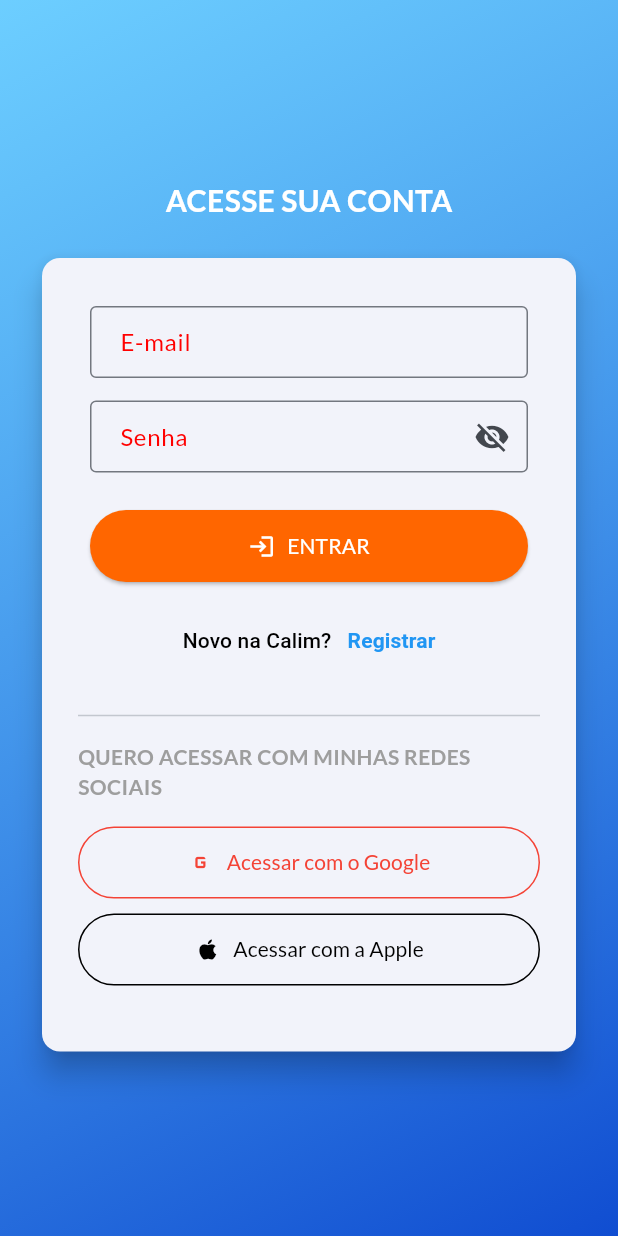
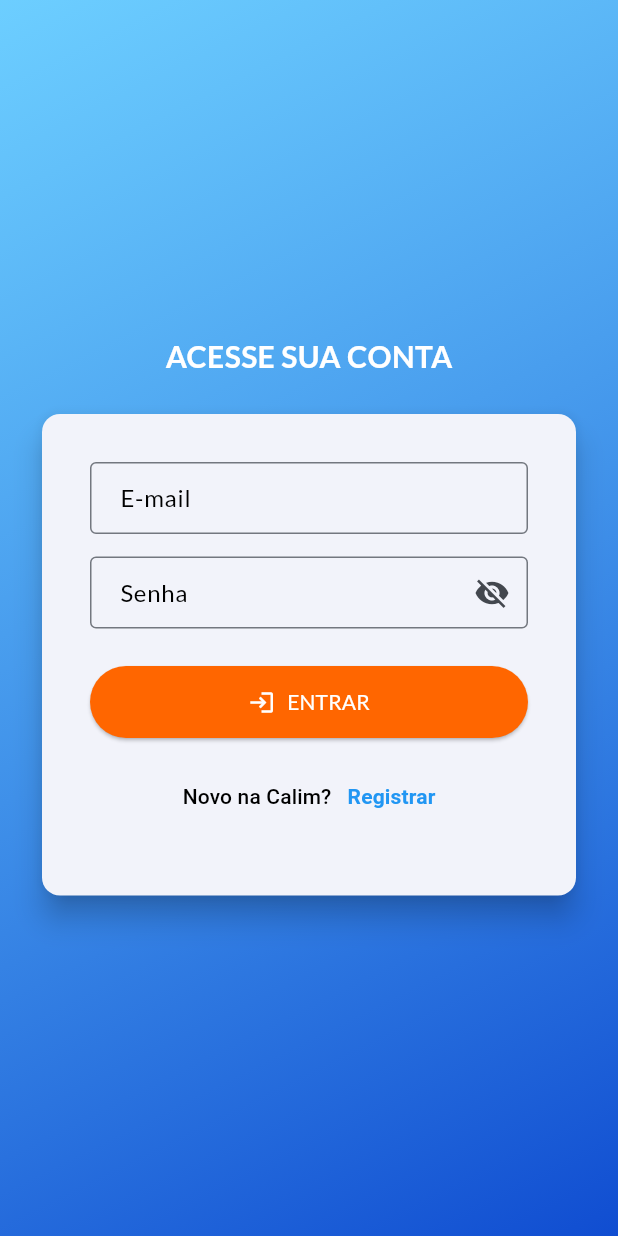
Before and after one commit to danilofreeire/minha-loja, a Flutter app: the screen it shows after launch, on a phone screen of 412 x 824 dp. Run offline on Flutter 3.47's test engine with Material 3 defaults, Android fonts, the phone set to English and light mode, and no system bars.

Commit message:
Parte sem google

```diff
--- a/lib/views/auth_view.dart
+++ b/lib/views/auth_view.dart
@@ -54,65 +54,6 @@ class AuthView extends StatelessWidget {
                           const AuthForm(), // ← Seus campos de e-mail e senha
                           const SizedBox(height: 10),
 
-                          const Divider(),
-                          const SizedBox(height: 10),
-
-                          // Texto social
-                          const Text(
-                            'QUERO ACESSAR COM MINHAS REDES SOCIAIS',
-                            style: TextStyle(
-                              fontWeight: FontWeight.bold,
-                              color: Colors.grey,
-                            ),
-                          ),
-                          const SizedBox(height: 16),
-
-                          // Botão Google
-                          SizedBox(
-                            width: double.infinity,
-                            child: OutlinedButton.icon(
-                              icon: const Icon(
-                                Icons.g_mobiledata,
-                                color: Colors.red,
-                              ),
-                              label: const Text(
-                                "Acessar com o Google",
-                                style: TextStyle(color: Colors.red),
-                              ),
-                              onPressed: () {},
-                              style: OutlinedButton.styleFrom(
-                                side: const BorderSide(color: Colors.red),
-                                padding: const EdgeInsets.symmetric(
-                                  vertical: 14,
-                                ),
-                              ),
-                            ),
-                          ),
-                          const SizedBox(height: 10),
-
-                          // Botão Apple
-                          SizedBox(
-                            width: double.infinity,
-                            child: OutlinedButton.icon(
-                              icon: const Icon(
-                                Icons.apple,
-                                color: Colors.black,
-                              ),
-                              label: const Text(
-                                "Acessar com a Apple",
-                                style: TextStyle(color: Colors.black),
-                              ),
-                              onPressed: () {},
-                              style: OutlinedButton.styleFrom(
-                                side: const BorderSide(color: Colors.black),
-                                padding: const EdgeInsets.symmetric(
-                                  vertical: 14,
-                                ),
-                              ),
-                            ),
-                          ),
-                          const SizedBox(height: 20),
-
                           // Link cadastre-se
                         ],
                       ),
--- a/lib/views/prodcuts_overview_view.dart
+++ b/lib/views/prodcuts_overview_view.dart
@@ -38,7 +38,7 @@ class _ProdcutsOverviewViewState extends State<ProdcutsOverviewView> {
   Widget build(BuildContext context) {
     return Scaffold(
       appBar: AppBar(
-        title: const Text('Minha Loja'),
+        title: const Text('Produtos disponíveis na Calim'),
         backgroundColor: Theme.of(context).primaryColor,
         foregroundColor: Colors.white,
         actions: [
--- a/lib/widgets/theme.dart
+++ b/lib/widgets/theme.dart
@@ -34,7 +34,7 @@ class AppTheme {
         focusedBorder: const OutlineInputBorder(
           borderSide: BorderSide(color: Colors.blue, width: 2),
         ),
-        labelStyle: const TextStyle(color: Color.fromARGB(255, 255, 0, 0)),
+        labelStyle: const TextStyle(color: Colors.black),
         floatingLabelStyle: const TextStyle(color: Colors.blue),
         contentPadding: const EdgeInsets.symmetric(
           horizontal: 16,
```
